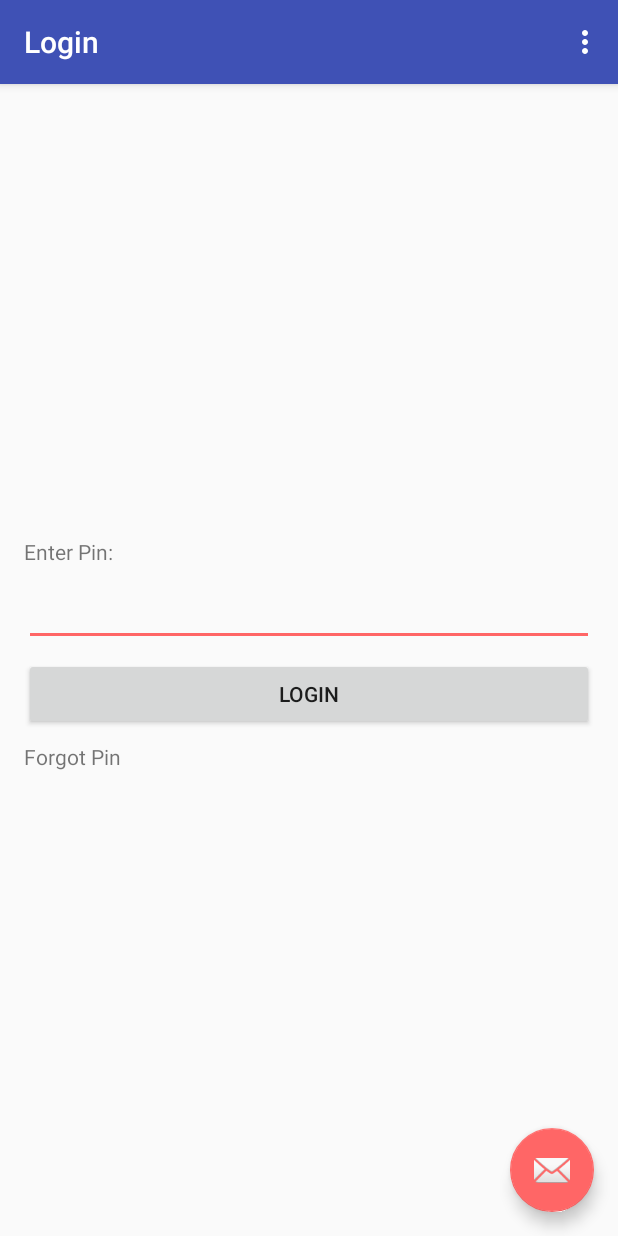
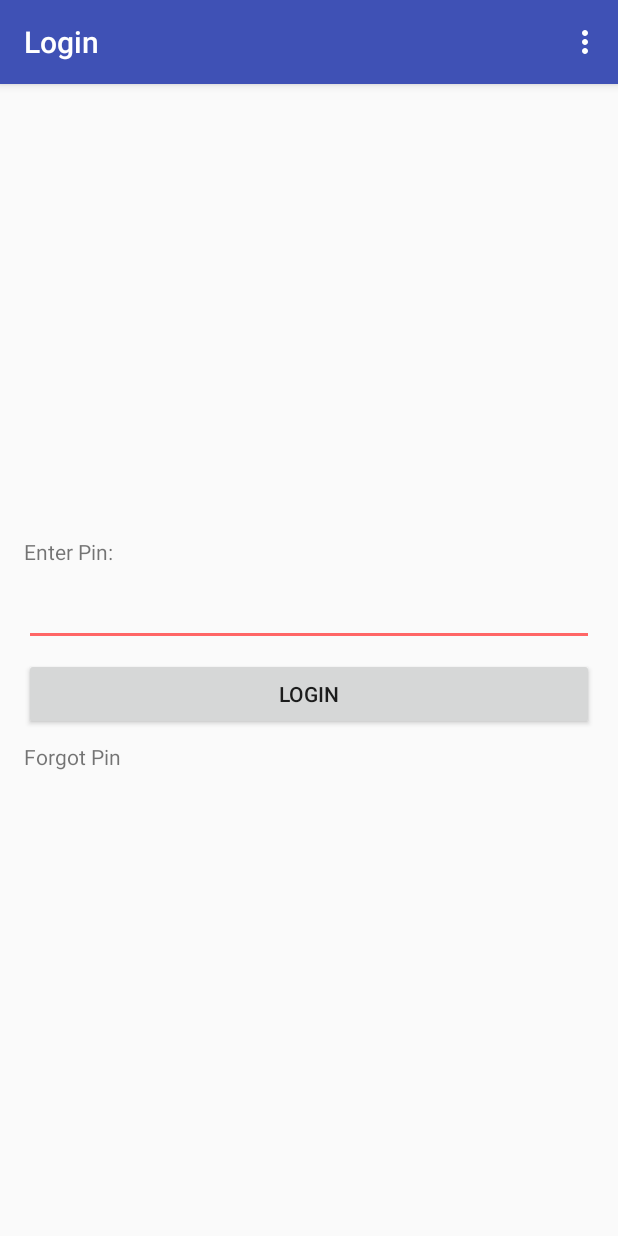
Before and after one commit to bigmachini/mv_bigs, an Android app: the LoginActivity screen opened directly, with no data from a screen before it, on a phone screen of 412 x 824 dp. Run offline under Robolectric (Android 15) with nearby library versions, the phone set to English and light mode, and no system bars.

Commit message:
hide the fab on the login page

```diff
--- a/app/src/main/java/net/bigmachini/mv_bigs/activities/LoginActivity.java
+++ b/app/src/main/java/net/bigmachini/mv_bigs/activities/LoginActivity.java
@@ -41,6 +41,8 @@ public class LoginActivity extends AppCompatActivity {
                         .setAction("Action", null).show();
             }
         });
+
+        fab.setVisibility(View.GONE);
 
         btnLogin = findViewById(R.id.btn_login);
         etPin = findViewById(R.id.et_pin);
```
